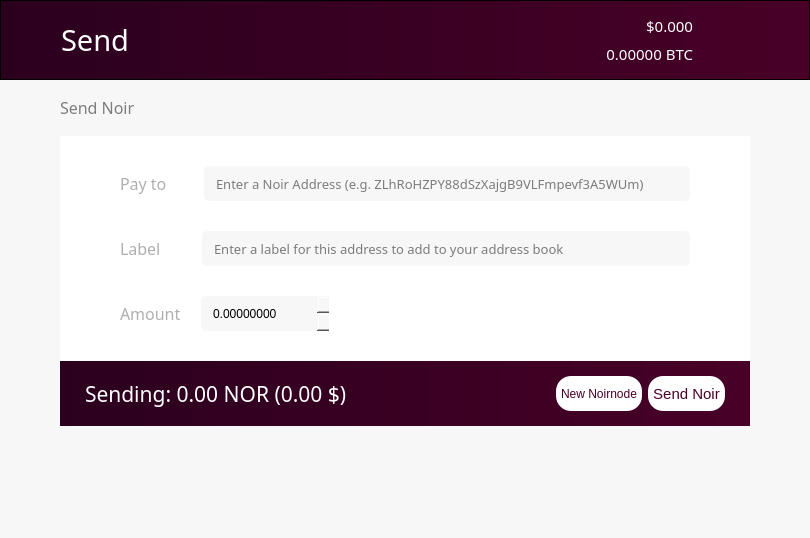
This is src/qt/forms/sendcoinsdialog.ui in noirofficial/noir as Qt 5 draws it before an edit. The edited form follows.
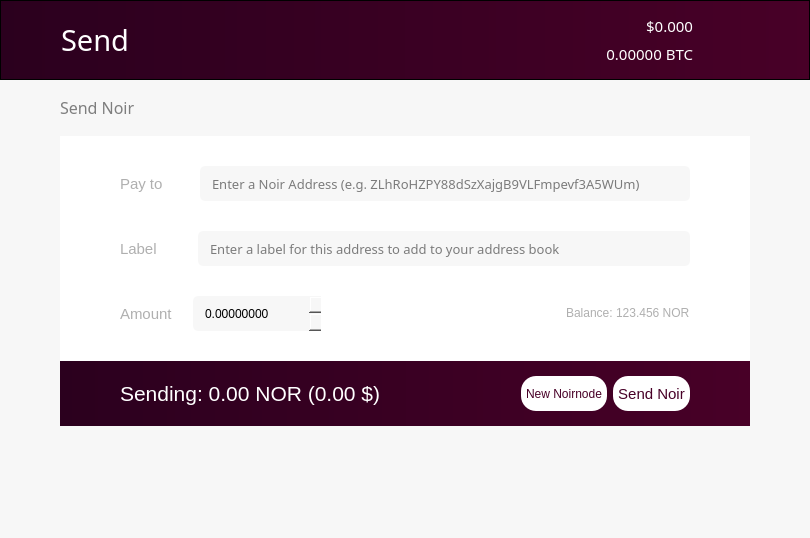
This is the edited form. Icons and pictures are not drawn. Custom widgets are drawn as their Qt base class.

Commit message: show balance on sending page

Diff of the .ui file:
```diff
--- a/src/qt/forms/sendcoinsdialog.ui
+++ b/src/qt/forms/sendcoinsdialog.ui
@@ -424,8 +424,8 @@
               </property>
               <property name="font">
                <font>
-                <family>NoirMedium</family>
-                <pointsize>12</pointsize>
+                <family>Ubuntu</family>
+                <pointsize>11</pointsize>
                 <weight>50</weight>
                 <bold>false</bold>
                </font>
@@ -520,8 +520,8 @@
               </property>
               <property name="font">
                <font>
-                <family>NoirMedium</family>
-                <pointsize>12</pointsize>
+                <family>Ubuntu</family>
+                <pointsize>11</pointsize>
                 <weight>50</weight>
                 <bold>false</bold>
                </font>
@@ -601,8 +601,8 @@
               </property>
               <property name="font">
                <font>
-                <family>NoirMedium</family>
-                <pointsize>12</pointsize>
+                <family>Ubuntu</family>
+                <pointsize>11</pointsize>
                 <weight>50</weight>
                 <bold>false</bold>
                </font>
@@ -707,6 +707,51 @@
               </property>
              </spacer>
             </item>
+            <item>
+             <layout class="QHBoxLayout" name="horizontalLayout_9">
+              <property name="spacing">
+               <number>3</number>
+              </property>
+              <item>
+               <widget class="QLabel" name="label">
+                <property name="sizePolicy">
+                 <sizepolicy hsizetype="Preferred" vsizetype="Fixed">
+                  <horstretch>0</horstretch>
+                  <verstretch>0</verstretch>
+                 </sizepolicy>
+                </property>
+                <property name="styleSheet">
+                 <string notr="true">color: rgb(175, 175, 175);</string>
+                </property>
+                <property name="text">
+                 <string>Balance:</string>
+                </property>
+               </widget>
+              </item>
+              <item>
+               <widget class="QLabel" name="labelBalance">
+                <property name="sizePolicy">
+                 <sizepolicy hsizetype="Preferred" vsizetype="Fixed">
+                  <horstretch>0</horstretch>
+                  <verstretch>0</verstretch>
+                 </sizepolicy>
+                </property>
+                <property name="cursor">
+                 <cursorShape>IBeamCursor</cursorShape>
+                </property>
+                <property name="styleSheet">
+                 <string notr="true">color: rgb(175, 175, 175);</string>
+                </property>
+                <property name="text">
+                 <string notr="true">123.456 NOR</string>
+                </property>
+                <property name="textInteractionFlags">
+                 <set>Qt::LinksAccessibleByMouse|Qt::TextSelectableByKeyboard|Qt::TextSelectableByMouse</set>
+                </property>
+               </widget>
+              </item>
+             </layout>
+            </item>
            </layout>
           </item>
          </layout>
@@ -724,13 +769,13 @@
           </property>
           <layout class="QHBoxLayout" name="horizontalLayout_7">
            <property name="leftMargin">
-            <number>25</number>
+            <number>60</number>
            </property>
            <property name="topMargin">
             <number>15</number>
            </property>
            <property name="rightMargin">
-            <number>25</number>
+            <number>60</number>
            </property>
            <property name="bottomMargin">
             <number>15</number>
@@ -739,7 +784,7 @@
             <widget class="QLabel" name="sendAmount">
              <property name="font">
               <font>
-               <family>NoirLight</family>
+               <family>Ubuntu</family>
                <pointsize>16</pointsize>
                <weight>50</weight>
                <italic>false</italic>
```
The commit also changes 1 other file.
